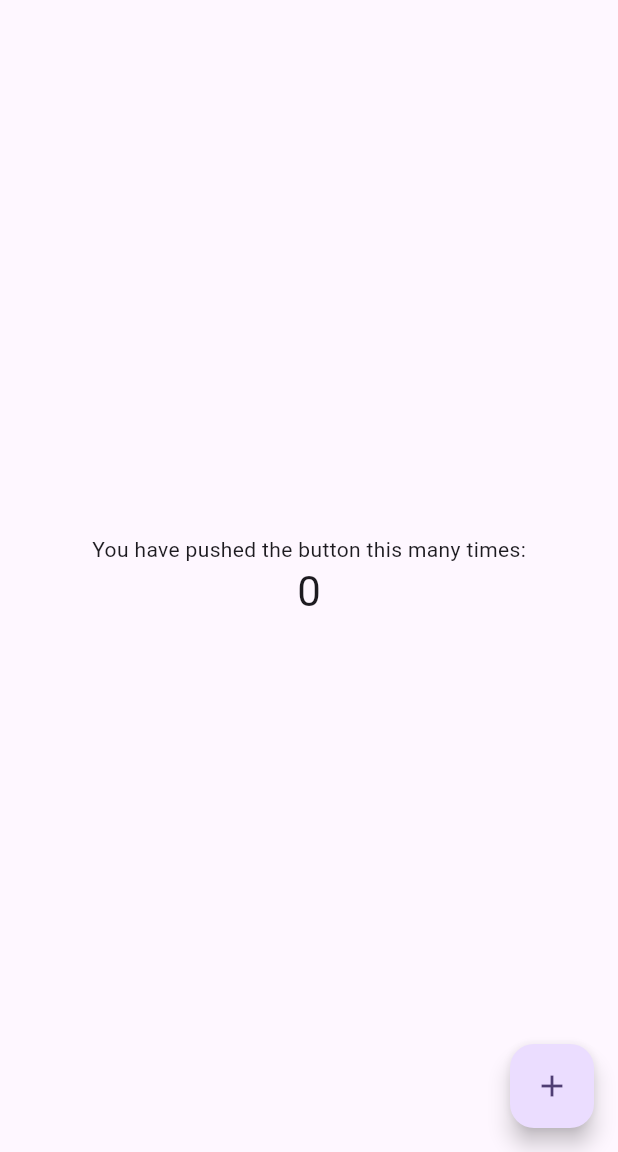
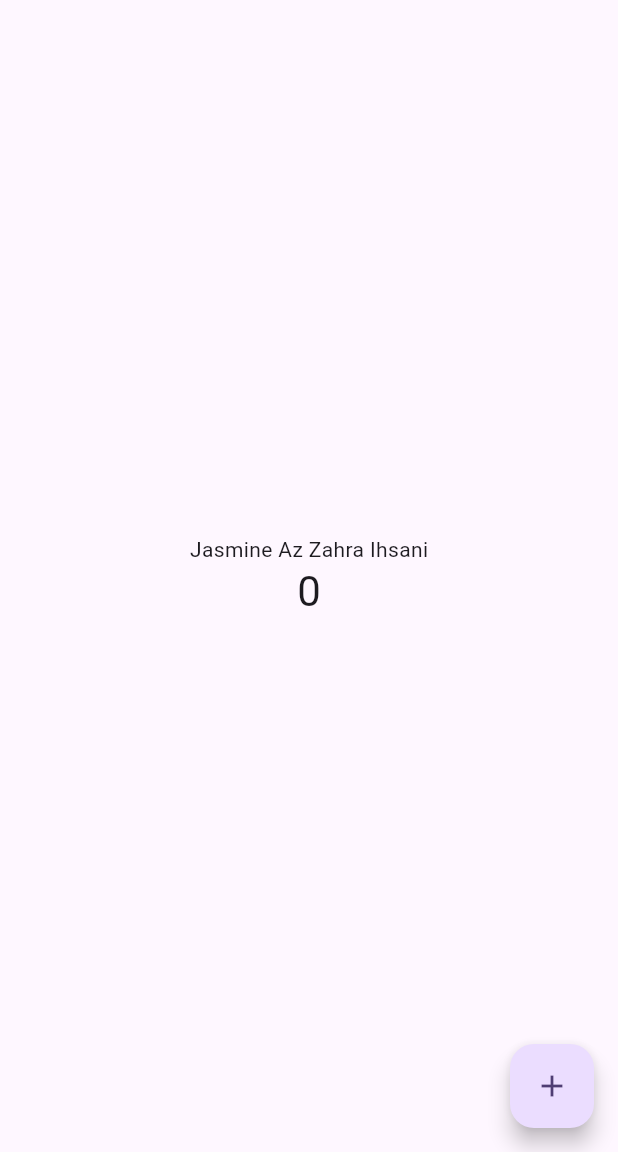
Before and after one commit to jasmneazzhra/flutter-fundamental-part1, a Flutter app: the screen it shows after launch, on a phone screen of 412 x 824 dp, the part 84-1236 px from its top. Run offline on Flutter 3.47's test engine with Material 3 defaults, Android fonts, the phone set to English and light mode, and no system bars.

Commit message:
project hello_world

```diff
--- a/lib/main.dart
+++ b/lib/main.dart
@@ -106,7 +106,7 @@ class _MyHomePageState extends State<MyHomePage> {
           mainAxisAlignment: MainAxisAlignment.center,
           children: <Widget>[
             const Text(
-              'You have pushed the button this many times:',
+              'Jasmine Az Zahra Ihsani',
             ),
             Text(
               '$_counter',
```
Also changed, not shown: 1 other file.
